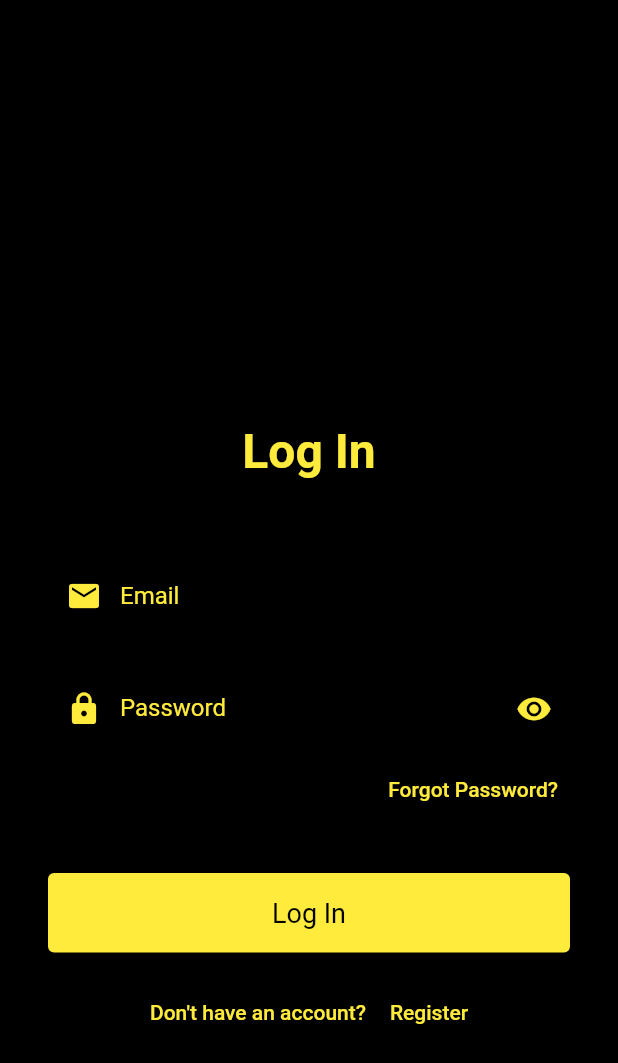
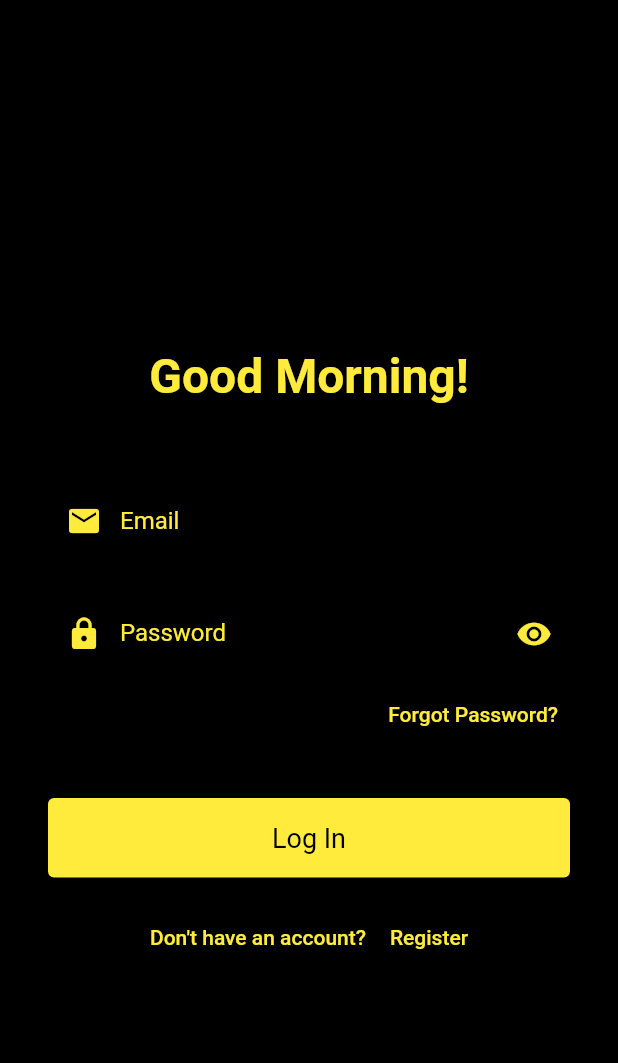
Before and after one commit to Lxghtning/Xuberance23, a Flutter app: the screen it shows after launch, on a phone screen of 412 x 824 dp. Shown: the top 1063 px of the screen. Run offline on Flutter 3.47's test engine with Material 2 defaults, Android fonts, the phone set to English and light mode, and no system bars; our stand-ins replace cloud_firestore, email_validator, firebase_auth, firebase_core, firebase_messaging; accounts and stored records are empty.

Commit message:
Changed Login Page's Greeting

```diff
--- a/lib/Authentication/login.dart
+++ b/lib/Authentication/login.dart
@@ -47,6 +47,17 @@ class _LoginPageState extends State<Login> with SingleTickerProviderStateMixin {
 
   @override
   Widget build(BuildContext context) {
+    int hours = DateTime.now().hour;
+
+    String greeting = "Hello!";
+
+    if (hours >= 6 && hours < 12) {
+      greeting = "Good Morning!";
+    } else if (hours >= 12 && hours < 18) {
+      greeting = "Good Afternoon!";
+    } else if (hours >= 18 && hours < 24) {
+      greeting = "Good Evening!";
+    }
     return Scaffold(
       backgroundColor: Colors.black,
       body: SingleChildScrollView(
@@ -58,11 +69,11 @@ class _LoginPageState extends State<Login> with SingleTickerProviderStateMixin {
               mainAxisAlignment: MainAxisAlignment.center,
               crossAxisAlignment: CrossAxisAlignment.stretch,
               children: <Widget>[
-                const Padding(
-                  padding: EdgeInsets.fromLTRB(0, 250, 0, 0),
+                Padding(
+                  padding: const EdgeInsets.fromLTRB(0, 200, 0, 0),
                   child: Text(
-                    "Log In",
-                    style: TextStyle(
+                    greeting,
+                    style: const TextStyle(
                       fontSize: 32,
                       fontWeight: FontWeight.bold,
                       color: Colors.yellow,
```
